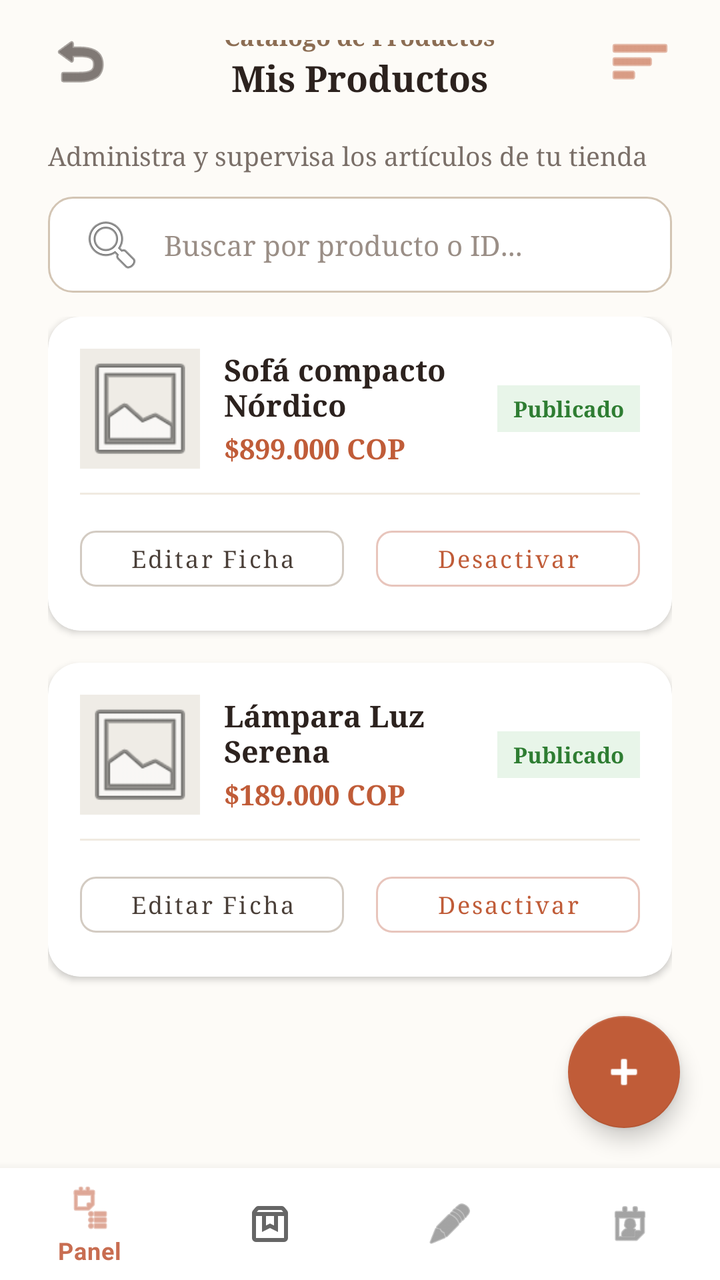
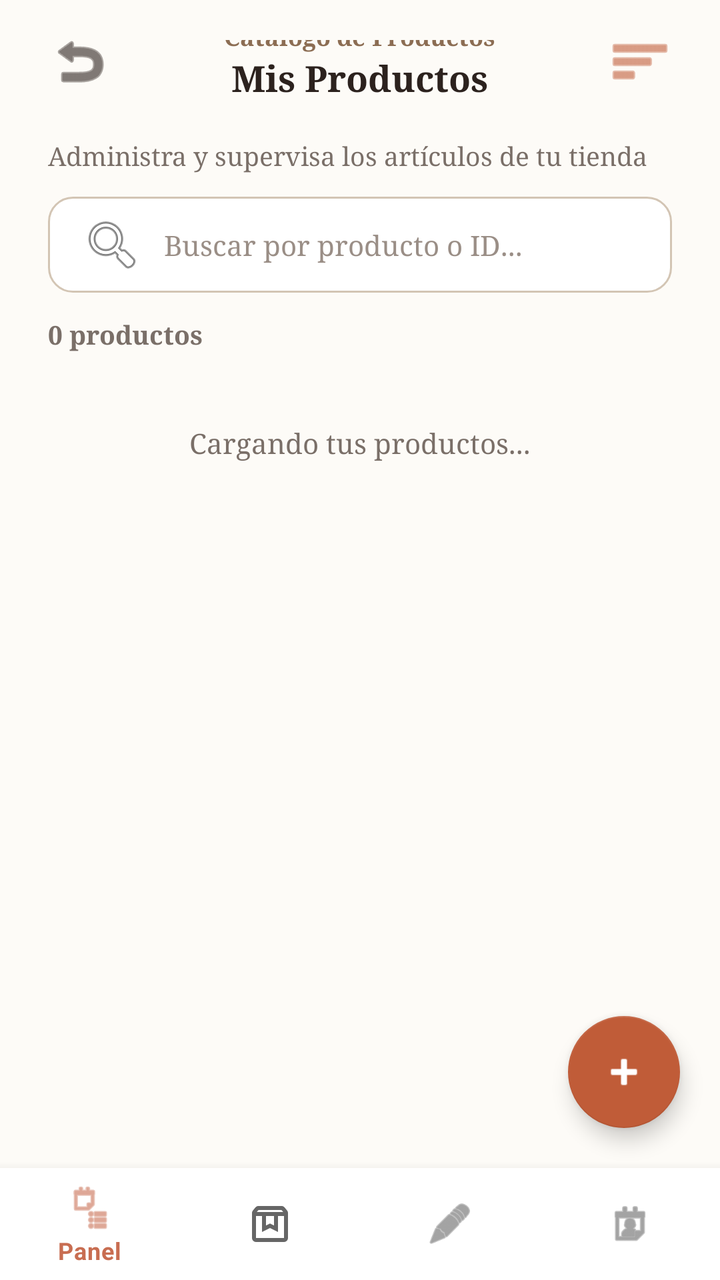

An Android layout rendered at two revisions. The XML below is the earlier revision; the diff shows what the commit changed to produce the second picture.
<!-- AndroidManifest.xml: application theme Theme.CosySmart -->
<!-- res/layout/activity_seller_products.xml -->
<?xml version="1.0" encoding="utf-8"?>
<androidx.constraintlayout.widget.ConstraintLayout xmlns:android="http://schemas.android.com/apk/res/android"
    xmlns:app="http://schemas.android.com/apk/res-auto"
    android:layout_width="match_parent"
    android:layout_height="match_parent"
    android:background="#FDFBF7">

    <RelativeLayout
        android:id="@+id/layoutHeaderTop"
        android:layout_width="match_parent"
        android:layout_height="wrap_content"
        android:paddingHorizontal="20dp"
        android:paddingTop="20dp"
        app:layout_constraintTop_toTopOf="parent">

        <ImageButton
            android:id="@+id/btnBackToHome"
            android:layout_width="40dp"
            android:layout_height="40dp"
            android:layout_alignParentStart="true"
            android:layout_centerVertical="true"
            android:background="?attr/selectableItemBackgroundBorderless"
            android:contentDescription="Volver al inicio"
            android:src="@android:drawable/ic_menu_revert"
            app:tint="#2C221E" />

        <LinearLayout
            android:layout_width="wrap_content"
            android:layout_height="wrap_content"
            android:layout_centerInParent="true"
            android:gravity="center"
            android:orientation="vertical">

            <TextView
                android:layout_width="wrap_content"
                android:layout_height="wrap_content"
                android:text="Catálogo de Productos"
                android:textColor="#8C6D53"
                android:textSize="12sp"
                android:textStyle="bold" />

            <TextView
                android:layout_width="wrap_content"
                android:layout_height="wrap_content"
                android:text="Mis Productos"
                android:textColor="#2C221E"
                android:textSize="18sp"
                android:textStyle="bold" />
        </LinearLayout>

        <ImageButton
            android:id="@+id/btnSalesStats"
            android:layout_width="40dp"
            android:layout_height="40dp"
            android:layout_alignParentEnd="true"
            android:layout_centerVertical="true"
            android:background="?attr/selectableItemBackgroundBorderless"
            android:contentDescription="Ventas y Ganancias"
            android:src="@android:drawable/ic_menu_sort_by_size"
            app:tint="#C05C38" />
    </RelativeLayout>

    <TextView
        android:id="@+id/tvHeaderSubtitle"
        android:layout_width="wrap_content"
        android:layout_height="wrap_content"
        android:layout_marginStart="24dp"
        android:layout_marginTop="8dp"
        android:text="Administra y supervisa los artículos de tu tienda"
        android:textColor="#7A6F68"
        android:textSize="13sp"
        app:layout_constraintStart_toStartOf="parent"
        app:layout_constraintTop_toBottomOf="@id/layoutHeaderTop" />

    <EditText
        android:id="@+id/etSearchProduct"
        android:layout_width="match_parent"
        android:layout_height="48dp"
        android:layout_marginStart="24dp"
        android:layout_marginTop="12dp"
        android:layout_marginEnd="24dp"
        android:background="@drawable/bg_search_input"
        android:drawableStart="@android:drawable/ic_menu_search"
        android:drawablePadding="10dp"
        android:hint="Buscar por producto o ID..."
        android:paddingHorizontal="16dp"
        android:textColor="#2C221E"
        android:textColorHint="#9A8E86"
        android:textSize="14sp"
        app:layout_constraintTop_toBottomOf="@id/tvHeaderSubtitle" />

    <ScrollView
        android:layout_width="match_parent"
        android:layout_height="0dp"
        android:layout_marginTop="12dp"
        android:layout_marginBottom="8dp"
        android:clipToPadding="false"
        android:paddingBottom="16dp"
        app:layout_constraintBottom_toTopOf="@id/bottomNavigationViewSeller"
        app:layout_constraintTop_toBottomOf="@id/etSearchProduct">

        <LinearLayout
            android:layout_width="match_parent"
            android:layout_height="wrap_content"
            android:orientation="vertical"
            android:paddingHorizontal="24dp">

            <androidx.cardview.widget.CardView
                android:layout_width="match_parent"
                android:layout_height="wrap_content"
                android:layout_marginBottom="16dp"
                app:cardBackgroundColor="#FFFFFF"
                app:cardCornerRadius="16dp"
                app:cardElevation="2dp">

                <LinearLayout
                    android:layout_width="match_parent"
                    android:layout_height="wrap_content"
                    android:orientation="vertical"
                    android:padding="16dp">

                    <LinearLayout
                        android:layout_width="match_parent"
                        android:layout_height="wrap_content"
                        android:gravity="center_vertical"
                        android:orientation="horizontal">

                        <ImageView
                            android:layout_width="60dp"
                            android:layout_height="60dp"
                            android:background="#EFECE6"
                            android:scaleType="centerCrop"
                            android:src="@android:drawable/ic_menu_gallery" />

                        <LinearLayout
                            android:layout_width="0dp"
                            android:layout_height="wrap_content"
                            android:layout_marginStart="12dp"
                            android:layout_weight="1"
                            android:orientation="vertical">

                            <TextView
                                android:layout_width="wrap_content"
                                android:layout_height="wrap_content"
                                android:text="Sofá compacto Nórdico"
                                android:textColor="#2C221E"
                                android:textSize="15sp"
                                android:textStyle="bold" />

                            <TextView
                                android:layout_width="wrap_content"
                                android:layout_height="wrap_content"
                                android:layout_marginTop="2dp"
                                android:text="$899.000 COP"
                                android:textColor="#C05C38"
                                android:textSize="14sp"
                                android:textStyle="bold" />
                        </LinearLayout>

                        <TextView
                            android:layout_width="wrap_content"
                            android:layout_height="wrap_content"
                            android:background="#E8F5E9"
                            android:paddingHorizontal="8dp"
                            android:paddingVertical="4dp"
                            android:text="Publicado"
                            android:textColor="#2E7D32"
                            android:textSize="11sp"
                            android:textStyle="bold" />
                    </LinearLayout>

                    <View
                        android:layout_width="match_parent"
                        android:layout_height="1dp"
                        android:layout_marginTop="12dp"
                        android:layout_marginBottom="12dp"
                        android:background="#F0EAE1" />

                    <LinearLayout
                        android:layout_width="match_parent"
                        android:layout_height="wrap_content"
                        android:orientation="horizontal">

                        <com.google.android.material.button.MaterialButton
                            style="@style/Widget.MaterialComponents.Button.OutlinedButton"
                            android:layout_width="0dp"
                            android:layout_height="40dp"
                            android:layout_marginEnd="8dp"
                            android:layout_weight="1"
                            android:text="Editar Ficha"
                            android:textAllCaps="false"
                            android:textColor="#4A3F38"
                            android:textSize="12sp"
                            app:cornerRadius="8dp"
                            app:strokeColor="#D3CBC2" />

                        <com.google.android.material.button.MaterialButton
                            style="@style/Widget.MaterialComponents.Button.OutlinedButton"
                            android:layout_width="0dp"
                            android:layout_height="40dp"
                            android:layout_marginStart="8dp"
                            android:layout_weight="1"
                            android:text="Desactivar"
                            android:textAllCaps="false"
                            android:textColor="#C05C38"
                            android:textSize="12sp"
                            app:cornerRadius="8dp"
                            app:strokeColor="#E8C5BC" />
                    </LinearLayout>

                </LinearLayout>
            </androidx.cardview.widget.CardView>

            <androidx.cardview.widget.CardView
                android:layout_width="match_parent"
                android:layout_height="wrap_content"
                android:layout_marginBottom="16dp"
                app:cardBackgroundColor="#FFFFFF"
                app:cardCornerRadius="16dp"
                app:cardElevation="2dp">

                <LinearLayout
                    android:layout_width="match_parent"
                    android:layout_height="wrap_content"
                    android:orientation="vertical"
                    android:padding="16dp">

                    <LinearLayout
                        android:layout_width="match_parent"
                        android:layout_height="wrap_content"
                        android:gravity="center_vertical"
                        android:orientation="horizontal">

                        <ImageView
                            android:layout_width="60dp"
                            android:layout_height="60dp"
                            android:background="#EFECE6"
                            android:scaleType="centerCrop"
                            android:src="@android:drawable/ic_menu_gallery" />

                        <LinearLayout
                            android:layout_width="0dp"
                            android:layout_height="wrap_content"
                            android:layout_marginStart="12dp"
                            android:layout_weight="1"
                            android:orientation="vertical">

                            <TextView
                                android:layout_width="wrap_content"
                                android:layout_height="wrap_content"
                                android:text="Lámpara Luz Serena"
                                android:textColor="#2C221E"
                                android:textSize="15sp"
                                android:textStyle="bold" />

                            <TextView
                                android:layout_width="wrap_content"
                                android:layout_height="wrap_content"
                                android:layout_marginTop="2dp"
                                android:text="$189.000 COP"
                                android:textColor="#C05C38"
                                android:textSize="14sp"
                                android:textStyle="bold" />
                        </LinearLayout>

                        <TextView
                            android:layout_width="wrap_content"
                            android:layout_height="wrap_content"
                            android:background="#E8F5E9"
                            android:paddingHorizontal="8dp"
                            android:paddingVertical="4dp"
                            android:text="Publicado"
                            android:textColor="#2E7D32"
                            android:textSize="11sp"
                            android:textStyle="bold" />
                    </LinearLayout>

                    <View
                        android:layout_width="match_parent"
                        android:layout_height="1dp"
                        android:layout_marginTop="12dp"
                        android:layout_marginBottom="12dp"
                        android:background="#F0EAE1" />

                    <LinearLayout
                        android:layout_width="match_parent"
                        android:layout_height="wrap_content"
                        android:orientation="horizontal">

                        <com.google.android.material.button.MaterialButton
                            style="@style/Widget.MaterialComponents.Button.OutlinedButton"
                            android:layout_width="0dp"
                            android:layout_height="40dp"
                            android:layout_marginEnd="8dp"
                            android:layout_weight="1"
                            android:text="Editar Ficha"
                            android:textAllCaps="false"
                            android:textColor="#4A3F38"
                            android:textSize="12sp"
                            app:cornerRadius="8dp"
                            app:strokeColor="#D3CBC2" />

                        <com.google.android.material.button.MaterialButton
                            style="@style/Widget.MaterialComponents.Button.OutlinedButton"
                            android:layout_width="0dp"
                            android:layout_height="40dp"
                            android:layout_marginStart="8dp"
                            android:layout_weight="1"
                            android:text="Desactivar"
                            android:textAllCaps="false"
                            android:textColor="#C05C38"
                            android:textSize="12sp"
                            app:cornerRadius="8dp"
                            app:strokeColor="#E8C5BC" />
                    </LinearLayout>

                </LinearLayout>
            </androidx.cardview.widget.CardView>

        </LinearLayout>
    </ScrollView>

    <com.google.android.material.floatingactionbutton.FloatingActionButton
        android:id="@+id/fabAddProduct"
        android:layout_width="wrap_content"
        android:layout_height="wrap_content"
        android:layout_marginEnd="20dp"
        android:layout_marginBottom="20dp"
        android:contentDescription="Crear producto"
        android:src="@android:drawable/ic_input_add"
        app:backgroundTint="#C05C38"
        app:layout_constraintBottom_toTopOf="@id/bottomNavigationViewSeller"
        app:layout_constraintEnd_toEndOf="parent"
        app:tint="#FFFFFF" />

    <com.google.android.material.bottomnavigation.BottomNavigationView
        android:id="@+id/bottomNavigationViewSeller"
        android:layout_width="match_parent"
        android:layout_height="wrap_content"
        android:background="#FFFFFF"
        app:layout_constraintBottom_toBottomOf="parent"
        app:menu="@menu/menu_seller" />

</androidx.constraintlayout.widget.ConstraintLayout>
<!-- resources referenced by this layout -->
<resources>
  <!-- drawable bg_search_input (drawable) -->
  <?xml version="1.0" encoding="utf-8"?>
  <shape xmlns:android="http://schemas.android.com/apk/res/android"
      android:shape="rectangle">
      <solid android:color="#FFFFFF" />
      <corners android:radius="12dp" />
      <stroke
          android:width="1dp"
          android:color="#D3C5B4" />
  </shape>
  <style name="Theme.CosySmart" parent="Theme.MaterialComponents.DayNight.NoActionBar">
          <item name="colorPrimary">@color/cosy_primary</item>
          <item name="colorPrimaryVariant">@color/cosy_dark_green</item>
          <item name="colorOnPrimary">@color/white</item>
          <item name="android:windowBackground">@color/cosy_bg</item>
          <item name="android:fontFamily">serif</item>
          <item name="editTextStyle">@style/Widget.CosySmart.EditText</item>
      </style>
  <color name="cosy_primary">#C86D51</color>
  <color name="cosy_dark_green">#6A7059</color>
  <color name="white">#FFFFFFFF</color>
  <color name="cosy_bg">#F7F4EE</color>
  <style name="Widget.CosySmart.EditText" parent="Widget.AppCompat.EditText">
          <item name="android:textColor">#000000</item>
          <item name="android:textColorHint">#7A6D63</item>
          <item name="android:fontFamily">serif</item>
      </style>
</resources>

<!-- the commit's change to res/layout/activity_seller_products.xml (unified diff, before → after) -->
@@ -1,5 +1,6 @@
 <?xml version="1.0" encoding="utf-8"?>
-<androidx.constraintlayout.widget.ConstraintLayout xmlns:android="http://schemas.android.com/apk/res/android"
+<androidx.constraintlayout.widget.ConstraintLayout
+    xmlns:android="http://schemas.android.com/apk/res/android"
     xmlns:app="http://schemas.android.com/apk/res-auto"
     android:layout_width="match_parent"
     android:layout_height="match_parent"
@@ -74,7 +75,7 @@
 
     <EditText
         android:id="@+id/etSearchProduct"
-        android:layout_width="match_parent"
+        android:layout_width="0dp"
         android:layout_height="48dp"
         android:layout_marginStart="24dp"
         android:layout_marginTop="12dp"
@@ -83,21 +84,26 @@
         android:drawableStart="@android:drawable/ic_menu_search"
         android:drawablePadding="10dp"
         android:hint="Buscar por producto o ID..."
+        android:inputType="text"
         android:paddingHorizontal="16dp"
         android:textColor="#2C221E"
         android:textColorHint="#9A8E86"
         android:textSize="14sp"
-        app:layout_constraintTop_toBottomOf="@id/tvHeaderSubtitle" />
+        app:layout_constraintTop_toBottomOf="@id/tvHeaderSubtitle"
+        app:layout_constraintStart_toStartOf="parent"
+        app:layout_constraintEnd_toEndOf="parent" />
 
     <ScrollView
-        android:layout_width="match_parent"
+        android:layout_width="0dp"
         android:layout_height="0dp"
         android:layout_marginTop="12dp"
         android:layout_marginBottom="8dp"
         android:clipToPadding="false"
         android:paddingBottom="16dp"
         app:layout_constraintBottom_toTopOf="@id/bottomNavigationViewSeller"
-        app:layout_constraintTop_toBottomOf="@id/etSearchProduct">
+        app:layout_constraintTop_toBottomOf="@id/etSearchProduct"
+        app:layout_constraintStart_toStartOf="parent"
+        app:layout_constraintEnd_toEndOf="parent">
 
         <LinearLayout
             android:layout_width="match_parent"
@@ -105,217 +111,32 @@
             android:orientation="vertical"
             android:paddingHorizontal="24dp">
 
-            <androidx.cardview.widget.CardView
+            <TextView
+                android:id="@+id/tvSellerProductCount"
+                android:layout_width="wrap_content"
+                android:layout_height="wrap_content"
+                android:layout_marginBottom="12dp"
+                android:text="0 productos"
+                android:textColor="#7A6F68"
+                android:textSize="13sp"
+                android:textStyle="bold" />
+
+            <TextView
+                android:id="@+id/tvSellerProductsStatus"
                 android:layout_width="match_parent"
                 android:layout_height="wrap_content"
-                android:layout_marginBottom="16dp"
-                app:cardBackgroundColor="#FFFFFF"
-                app:cardCornerRadius="16dp"
-                app:cardElevation="2dp">
+                android:gravity="center"
+                android:padding="24dp"
+                android:text="Cargando tus productos..."
+                android:textColor="#7A6F68"
+                android:textSize="14sp"
+                android:visibility="visible" />
 
-                <LinearLayout
-                    android:layout_width="match_parent"
-                    android:layout_height="wrap_content"
-                    android:orientation="vertical"
-                    android:padding="16dp">
-
-                    <LinearLayout
-                        android:layout_width="match_parent"
-                        android:layout_height="wrap_content"
-                        android:gravity="center_vertical"
-                        android:orientation="horizontal">
-
-                        <ImageView
-                            android:layout_width="60dp"
-                            android:layout_height="60dp"
-                            android:background="#EFECE6"
-                            android:scaleType="centerCrop"
-                            android:src="@android:drawable/ic_menu_gallery" />
-
-                        <LinearLayout
-                            android:layout_width="0dp"
-                            android:layout_height="wrap_content"
-                            android:layout_marginStart="12dp"
-                            android:layout_weight="1"
-                            android:orientation="vertical">
-
-                            <TextView
-                                android:layout_width="wrap_content"
-                                android:layout_height="wrap_content"
-                                android:text="Sofá compacto Nórdico"
-                                android:textColor="#2C221E"
-                                android:textSize="15sp"
-                                android:textStyle="bold" />
-
-                            <TextView
-                                android:layout_width="wrap_content"
-                                android:layout_height="wrap_content"
-                                android:layout_marginTop="2dp"
-                                android:text="$899.000 COP"
-                                android:textColor="#C05C38"
-                                android:textSize="14sp"
-                                android:textStyle="bold" />
-                        </LinearLayout>
-
-                        <TextView
-                            android:layout_width="wrap_content"
-                            android:layout_height="wrap_content"
-                            android:background="#E8F5E9"
-                            android:paddingHorizontal="8dp"
-                            android:paddingVertical="4dp"
-                            android:text="Publicado"
-                            android:textColor="#2E7D32"
-                            android:textSize="11sp"
-                            android:textStyle="bold" />
-                    </LinearLayout>
-
-                    <View
-                        android:layout_width="match_parent"
-                        android:layout_height="1dp"
-                        android:layout_marginTop="12dp"
-                        android:layout_marginBottom="12dp"
-                        android:background="#F0EAE1" />
-
-                    <LinearLayout
-                        android:layout_width="match_parent"
-                        android:layout_height="wrap_content"
-                        android:orientation="horizontal">
-
-                        <com.google.android.material.button.MaterialButton
-                            style="@style/Widget.MaterialComponents.Button.OutlinedButton"
-                            android:layout_width="0dp"
-                            android:layout_height="40dp"
-                            android:layout_marginEnd="8dp"
-                            android:layout_weight="1"
-                            android:text="Editar Ficha"
-                            android:textAllCaps="false"
-                            android:textColor="#4A3F38"
-                            android:textSize="12sp"
-                            app:cornerRadius="8dp"
-                            app:strokeColor="#D3CBC2" />
-
-                        <com.google.android.material.button.MaterialButton
-                            style="@style/Widget.MaterialComponents.Button.OutlinedButton"
-                            android:layout_width="0dp"
-                            android:layout_height="40dp"
-                            android:layout_marginStart="8dp"
-                            android:layout_weight="1"
-                            android:text="Desactivar"
-                            android:textAllCaps="false"
-                            android:textColor="#C05C38"
-                            android:textSize="12sp"
-                            app:cornerRadius="8dp"
-                            app:strokeColor="#E8C5BC" />
-                    </LinearLayout>
-
-                </LinearLayout>
-            </androidx.cardview.widget.CardView>
-
-            <androidx.cardview.widget.CardView
+            <LinearLayout
+                android:id="@+id/layoutSellerProducts"
                 android:layout_width="match_parent"
                 android:layout_height="wrap_content"
-                android:layout_marginBottom="16dp"
-                app:cardBackgroundColor="#FFFFFF"
-                app:cardCornerRadius="16dp"
-                app:cardElevation="2dp">
-
-                <LinearLayout
-                    android:layout_width="match_parent"
-                    android:layout_height="wrap_content"
-                    android:orientation="vertical"
-                    android:padding="16dp">
-
-                    <LinearLayout
-                        android:layout_width="match_parent"
-                        android:layout_height="wrap_content"
-                        android:gravity="center_vertical"
-                        android:orientation="horizontal">
-
-                        <ImageView
-                            android:layout_width="60dp"
-                            android:layout_height="60dp"
-                            android:background="#EFECE6"
-                            android:scaleType="centerCrop"
-                            android:src="@android:drawable/ic_menu_gallery" />
-
-                        <LinearLayout
-                            android:layout_width="0dp"
-                            android:layout_height="wrap_content"
-                            android:layout_marginStart="12dp"
-                            android:layout_weight="1"
-                            android:orientation="vertical">
-
-                            <TextView
-                                android:layout_width="wrap_content"
-                                android:layout_height="wrap_content"
-                                android:text="Lámpara Luz Serena"
-                                android:textColor="#2C221E"
-                                android:textSize="15sp"
-                                android:textStyle="bold" />
-
-                            <TextView
-                                android:layout_width="wrap_content"
-                                android:layout_height="wrap_content"
-                                android:layout_marginTop="2dp"
-                                android:text="$189.000 COP"
-                                android:textColor="#C05C38"
-                                android:textSize="14sp"
-                                android:textStyle="bold" />
-                        </LinearLayout>
-
-                        <TextView
-                            android:layout_width="wrap_content"
-                            android:layout_height="wrap_content"
-                            android:background="#E8F5E9"
-                            android:paddingHorizontal="8dp"
-                            android:paddingVertical="4dp"
-                            android:text="Publicado"
-                            android:textColor="#2E7D32"
-                            android:textSize="11sp"
-                            android:textStyle="bold" />
-                    </LinearLayout>
-
-                    <View
-                        android:layout_width="match_parent"
-                        android:layout_height="1dp"
-                        android:layout_marginTop="12dp"
-                        android:layout_marginBottom="12dp"
-                        android:background="#F0EAE1" />
-
-                    <LinearLayout
-                        android:layout_width="match_parent"
-                        android:layout_height="wrap_content"
-                        android:orientation="horizontal">
-
-                        <com.google.android.material.button.MaterialButton
-                            style="@style/Widget.MaterialComponents.Button.OutlinedButton"
-                            android:layout_width="0dp"
-                            android:layout_height="40dp"
-                            android:layout_marginEnd="8dp"
-                            android:layout_weight="1"
-                            android:text="Editar Ficha"
-                            android:textAllCaps="false"
-                            android:textColor="#4A3F38"
-                            android:textSize="12sp"
-                            app:cornerRadius="8dp"
-                            app:strokeColor="#D3CBC2" />
-
-                        <com.google.android.material.button.MaterialButton
-                            style="@style/Widget.MaterialComponents.Button.OutlinedButton"
-                            android:layout_width="0dp"
-                            android:layout_height="40dp"
-                            android:layout_marginStart="8dp"
-                            android:layout_weight="1"
-                            android:text="Desactivar"
-                            android:textAllCaps="false"
-                            android:textColor="#C05C38"
-                            android:textSize="12sp"
-                            app:cornerRadius="8dp"
-                            app:strokeColor="#E8C5BC" />
-                    </LinearLayout>
-
-                </LinearLayout>
-            </androidx.cardview.widget.CardView>
+                android:orientation="vertical" />
 
         </LinearLayout>
     </ScrollView>
@@ -335,10 +156,12 @@
 
     <com.google.android.material.bottomnavigation.BottomNavigationView
         android:id="@+id/bottomNavigationViewSeller"
-        android:layout_width="match_parent"
+        android:layout_width="0dp"
         android:layout_height="wrap_content"
         android:background="#FFFFFF"
         app:layout_constraintBottom_toBottomOf="parent"
+        app:layout_constraintStart_toStartOf="parent"
+        app:layout_constraintEnd_toEndOf="parent"
         app:menu="@menu/menu_seller" />
 
 </androidx.constraintlayout.widget.ConstraintLayout>
